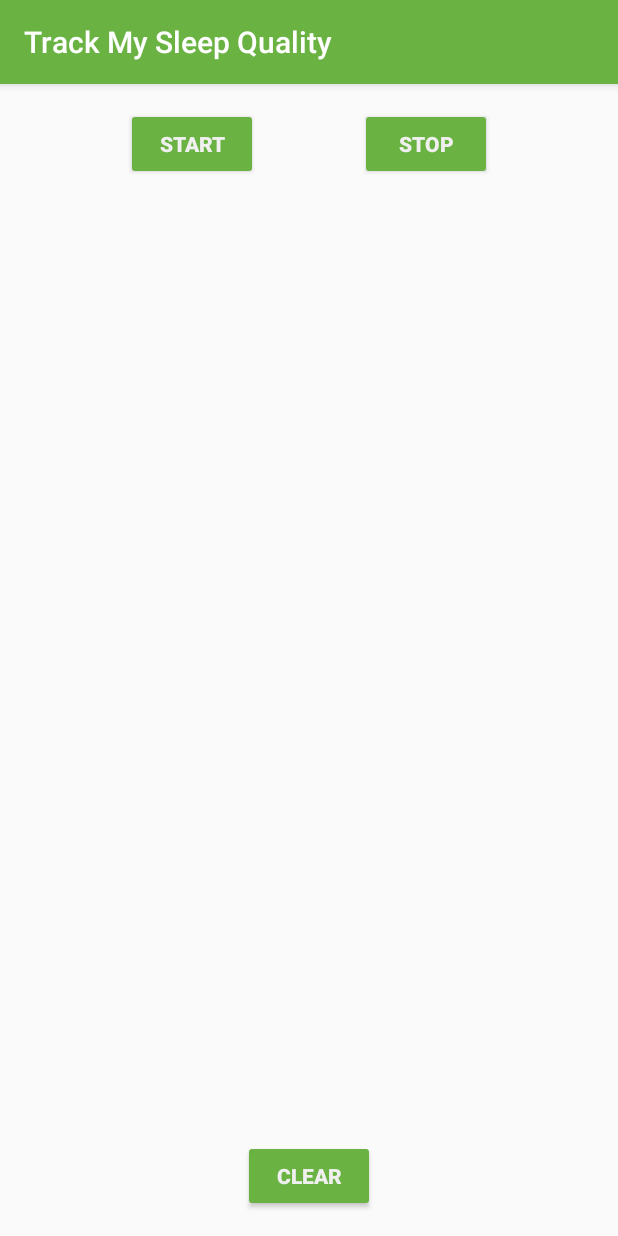
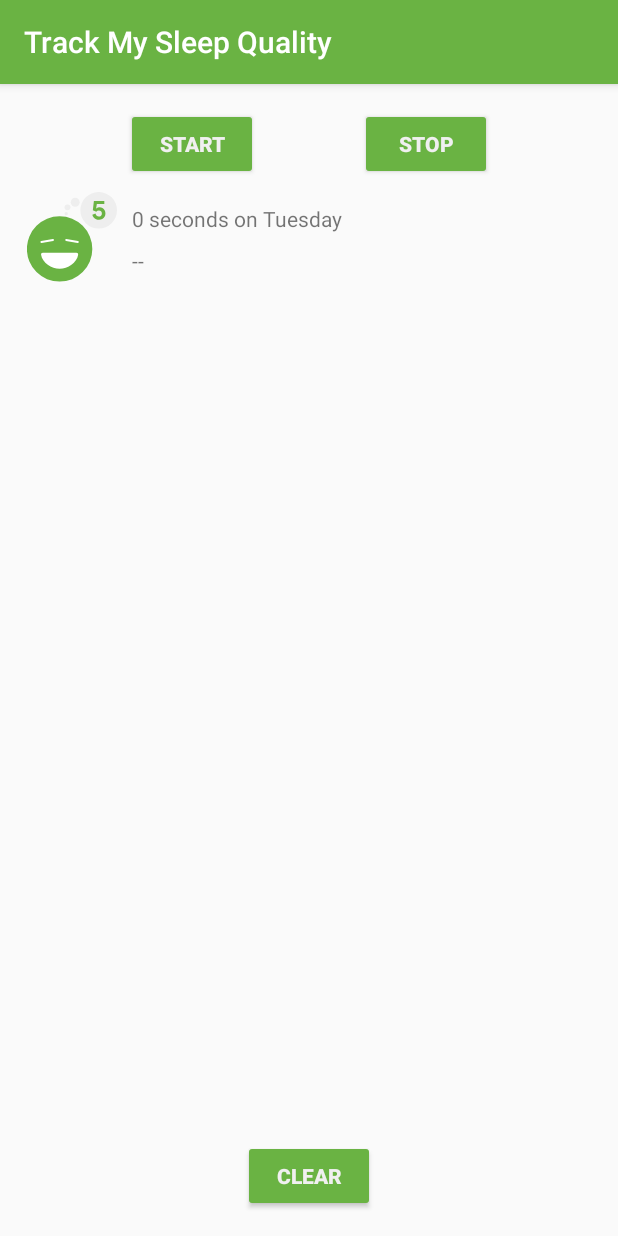
Before and after one commit to mufad/RoomWithLiveData, an Android app: the screen it shows after launch (MainActivity), after a tap on "START", on a phone screen of 412 x 824 dp. Run offline under Robolectric (Android 15) with nearby library versions, the phone set to English and light mode, and no system bars; our stand-ins replace Room's generated code, data binding; Roboto replaces fonts that are not available here; 3 statements that could not run were skipped.

Commit message:
recyclerview added

```diff
--- a/app/src/main/java/com/example/android/trackmysleepquality/Util.kt
+++ b/app/src/main/java/com/example/android/trackmysleepquality/Util.kt
@@ -21,10 +21,15 @@ import android.content.res.Resources
 import android.os.Build
 import android.text.Html
 import android.text.Spanned
+import android.widget.TextView
 import androidx.core.text.HtmlCompat
+import androidx.recyclerview.widget.RecyclerView
 import com.example.android.trackmysleepquality.database.SleepNight
 import java.text.SimpleDateFormat
-
+import java.util.*
+import java.util.concurrent.TimeUnit
+private val ONE_MINUTE_MILLIS = TimeUnit.MILLISECONDS.convert(1, TimeUnit.MINUTES)
+private val ONE_HOUR_MILLIS = TimeUnit.MILLISECONDS.convert(1, TimeUnit.HOURS)
 /**
  * These functions create a formatted string that can be set in a TextView.
  */
@@ -102,4 +107,26 @@ fun formatNights(nights: List<SleepNight>, resources: Resources): Spanned {
     } else {
         return HtmlCompat.fromHtml(sb.toString(), HtmlCompat.FROM_HTML_MODE_LEGACY)
     }
+
+
+
 }
+
+fun convertDurationToFormatted(startTimeMilli: Long, endTimeMilli: Long, res: Resources): String {
+    val durationMilli = endTimeMilli - startTimeMilli
+    val weekdayString = SimpleDateFormat("EEEE", Locale.getDefault()).format(startTimeMilli)
+    return when {
+        durationMilli < ONE_MINUTE_MILLIS -> {
+            val seconds = TimeUnit.SECONDS.convert(durationMilli, TimeUnit.MILLISECONDS)
+            res.getString(R.string.seconds_length, seconds, weekdayString)
+        }
+        durationMilli < ONE_HOUR_MILLIS -> {
+            val minutes = TimeUnit.MINUTES.convert(durationMilli, TimeUnit.MILLISECONDS)
+            res.getString(R.string.minutes_length, minutes, weekdayString)
+        }
+        else -> {
+            val hours = TimeUnit.HOURS.convert(durationMilli, TimeUnit.MILLISECONDS)
+            res.getString(R.string.hours_length, hours, weekdayString)
+        }
+    }
+}
--- /dev/null
+++ b/app/src/main/java/com/example/android/trackmysleepquality/sleeptracker/SleepNightAdapter.kt
@@ -0,0 +1,70 @@
+package com.example.android.trackmysleepquality.sleeptracker
+
+import android.content.res.Resources
+import android.view.LayoutInflater
+import android.view.View
+import android.view.ViewGroup
+import android.widget.ImageView
+import android.widget.TextView
+import androidx.recyclerview.widget.RecyclerView
+import com.example.android.trackmysleepquality.R
+import com.example.android.trackmysleepquality.convertDurationToFormatted
+import com.example.android.trackmysleepquality.convertNumericQualityToString
+import com.example.android.trackmysleepquality.database.SleepNight
+import com.example.android.trackmysleepquality.sleeptracker.SleepNightAdapter.TextItemViewHolder.Companion.from
+
+class SleepNightAdapter : RecyclerView.Adapter<SleepNightAdapter.TextItemViewHolder>() {
+    var data = listOf<SleepNight>()
+        set(value) {
+            field = value
+            notifyDataSetChanged()
+        }
+
+    override fun onCreateViewHolder(parent: ViewGroup, viewType: Int): TextItemViewHolder {
+        return from(parent)
+    }
+
+    override fun getItemCount(): Int {
+        return data.size
+    }
+
+    override fun onBindViewHolder(holder: TextItemViewHolder, position: Int) {
+        val item = data[position]
+        val res = holder.itemView.context.resources
+        holder.bind(item, res)
+    }
+
+
+    class TextItemViewHolder private constructor(val textView: View) : RecyclerView.ViewHolder(textView) {
+        val sleepLength: TextView = itemView.findViewById(R.id.sleep_length)
+        val quality: TextView = itemView.findViewById(R.id.quality_string)
+        val qualityImage: ImageView = itemView.findViewById(R.id.quality_image)
+
+        fun bind(item: SleepNight, res: Resources) {
+            sleepLength.text = convertDurationToFormatted(item.startTimeMilli, item.endTimeMilli, res)
+            quality.text = convertNumericQualityToString(item.sleepQuality, res)
+
+            qualityImage.setImageResource(when (item.sleepQuality) {
+                0 -> R.drawable.ic_sleep_0
+                1 -> R.drawable.ic_sleep_1
+                2 -> R.drawable.ic_sleep_2
+                3 -> R.drawable.ic_sleep_3
+                4 -> R.drawable.ic_sleep_4
+                5 -> R.drawable.ic_sleep_5
+                else -> R.drawable.ic_sleep_5
+            })
+        }
+
+
+        companion object {
+            fun from(parent: ViewGroup): TextItemViewHolder {
+                val layoutInflater = LayoutInflater.from(parent.context)
+                val view = layoutInflater.inflate(R.layout.text_item_view, parent, false)
+
+                return TextItemViewHolder(view)
+            }
+        }
+    }
+
+
+}
--- a/app/src/main/java/com/example/android/trackmysleepquality/sleeptracker/SleepTrackerFragment.kt
+++ b/app/src/main/java/com/example/android/trackmysleepquality/sleeptracker/SleepTrackerFragment.kt
@@ -84,6 +84,15 @@ class SleepTrackerFragment : Fragment() {
             }
         })
 
+        val adapter = SleepNightAdapter()
+
+        binding.sleepList.adapter = adapter
+        sleepTrackerViewModel.allnights.observe(viewLifecycleOwner, Observer {
+            it?.let {
+                adapter.data = it
+            }
+        })
+
         return binding.root
     }
 }
--- a/app/src/main/java/com/example/android/trackmysleepquality/sleeptracker/SleepTrackerViewModel.kt
+++ b/app/src/main/java/com/example/android/trackmysleepquality/sleeptracker/SleepTrackerViewModel.kt
@@ -59,8 +59,10 @@ class SleepTrackerViewModel(
 
     private val uiScope = CoroutineScope(Dispatchers.Main + viewModelJob)
 
-    private var tonight = MutableLiveData<SleepNight?>()
-    private val allnights = database.getAllNights()
+    var tonight = MutableLiveData<SleepNight?>()
+
+    val allnights = database.getAllNights()
+
 
     val nightString = Transformations.map(allnights) { allnights ->
         formatNights(allnights, application.resources)
--- a/app/src/main/res/layout/fragment_sleep_tracker.xml
+++ b/app/src/main/res/layout/fragment_sleep_tracker.xml
@@ -78,28 +78,15 @@
             app:layout_constraintEnd_toEndOf="parent"
             app:layout_constraintStart_toStartOf="parent" />
 
-        <ScrollView
-            android:layout_width="match_parent"
+        <androidx.recyclerview.widget.RecyclerView
+            android:id="@+id/sleep_list"
+            android:layout_width="0dp"
             android:layout_height="0dp"
             app:layout_constraintBottom_toTopOf="@+id/clear_button"
             app:layout_constraintEnd_toEndOf="parent"
-            app:layout_constraintRight_toRightOf="parent"
             app:layout_constraintStart_toStartOf="parent"
-            app:layout_constraintTop_toBottomOf="@+id/stop_button">
-
-            <!-- In the TextView, we can access the nightsString LiveData,
-                 which keeps it displayed and updated in the TextView
-                 whenever it changes. -->
-
-            <TextView
-                android:id="@+id/textview"
-                android:layout_width="match_parent"
-                android:layout_height="wrap_content"
-                android:layout_marginStart="@dimen/margin"
-                android:layout_marginTop="@dimen/margin"
-                android:layout_marginEnd="@dimen/margin"
-                android:text="@{sleepTrackerViewModel.nightString}" />
-        </ScrollView>
+            app:layout_constraintTop_toBottomOf="@+id/stop_button"
+            app:layoutManager="androidx.recyclerview.widget.LinearLayoutManager"/>
 
     </androidx.constraintlayout.widget.ConstraintLayout>
 
--- /dev/null
+++ b/app/src/main/res/layout/text_item_view.xml
@@ -0,0 +1,42 @@
+<?xml version="1.0" encoding="utf-8"?>
+<androidx.constraintlayout.widget.ConstraintLayout xmlns:android="http://schemas.android.com/apk/res/android"
+    xmlns:app="http://schemas.android.com/apk/res-auto"
+    xmlns:tools="http://schemas.android.com/tools"
+    android:layout_width="match_parent"
+    android:layout_height="wrap_content"
+    android:orientation="vertical">
+
+    <ImageView
+        android:id="@+id/quality_image"
+        android:layout_width="@dimen/icon_size"
+        android:layout_height="60dp"
+        android:layout_marginStart="16dp"
+        android:layout_marginTop="8dp"
+        android:layout_marginBottom="8dp"
+        app:layout_constraintBottom_toBottomOf="parent"
+        app:layout_constraintStart_toStartOf="parent"
+        app:layout_constraintTop_toTopOf="parent"
+        tools:srcCompat="@drawable/ic_sleep_5" />
+
+    <TextView
+        android:id="@+id/quality_string"
+        android:layout_width="0dp"
+        android:layout_height="20dp"
+        android:layout_marginTop="8dp"
+        app:layout_constraintEnd_toEndOf="@+id/sleep_length"
+        app:layout_constraintStart_toStartOf="@+id/sleep_length"
+        app:layout_constraintTop_toBottomOf="@+id/sleep_length"
+        tools:text="Excellent!!!" />
+
+    <TextView
+        android:id="@+id/sleep_length"
+        android:layout_width="0dp"
+        android:layout_height="20dp"
+        android:layout_marginStart="8dp"
+        android:layout_marginTop="8dp"
+        android:layout_marginEnd="16dp"
+        app:layout_constraintEnd_toEndOf="parent"
+        app:layout_constraintStart_toEndOf="@+id/quality_image"
+        app:layout_constraintTop_toTopOf="@+id/quality_image"
+        tools:text="Wednesday" />
+</androidx.constraintlayout.widget.ConstraintLayout>
--- a/app/src/main/res/values/strings.xml
+++ b/app/src/main/res/values/strings.xml
@@ -52,5 +52,10 @@
 
     <!-- Toast to play after Clear button has been pressed -->
     <string name="cleared_message">All your data is gone forever.</string>
+    <string name="header_text">Sleep Results</string>
+    <string name="close">Close</string>
+    <string name="minutes_length">%d minutes on %s</string>
+    <string name="hours_length">%d hours on %s</string>
+    <string name="seconds_length">%d seconds on %s</string>
 
 </resources>
```
